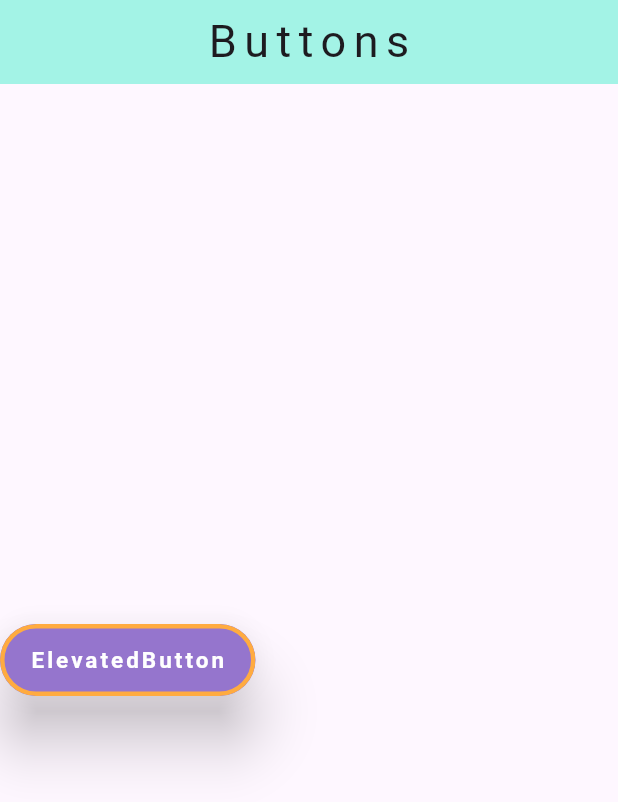
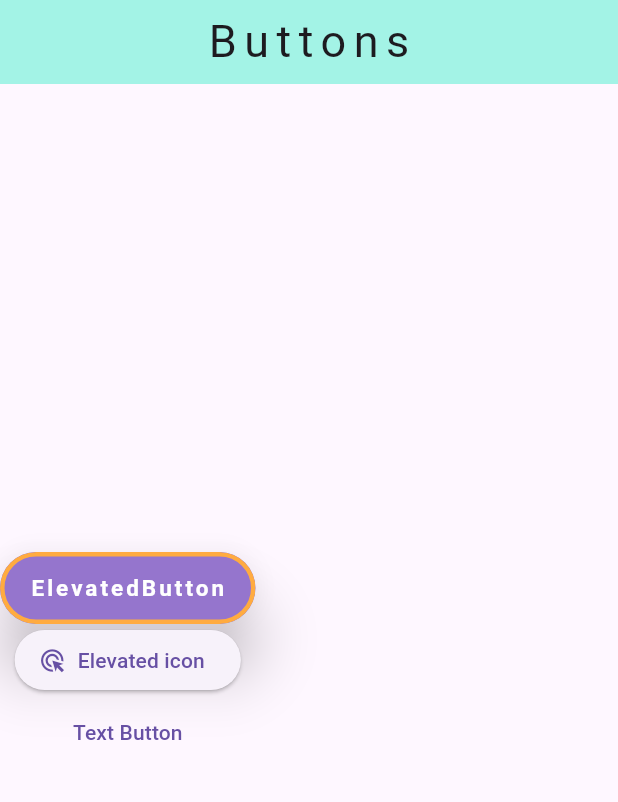
Before and after one commit to Ratndeep1999/buttons, a Flutter app: the screen it shows after launch, on a phone screen of 412 x 824 dp. Shown: the top 802 px of the screen. Run offline on Flutter 3.47's test engine with Material 3 defaults, Android fonts, the light colour scheme and no system bars.

Commit message:
buttons.dart : appbar, elevated button, text button,

```diff
--- a/lib/buttons.dart
+++ b/lib/buttons.dart
@@ -25,7 +25,25 @@ class Buttons extends StatelessWidget {
           mainAxisAlignment: MainAxisAlignment.center,
           children: [
             /// ElevatedButton
-            ElevatedButton(
+            buildElevatedButton(),
+
+            /// Elevated with icon
+            ElevatedButton.icon(
+              onPressed: () {},
+              label: Text('Elevated icon'),
+              icon: Icon(Icons.ads_click),
+            ),
+
+            /// TextButton
+            TextButton(onPressed: () {}, child: Text('Text Button')),
+          ],
+        ),
+      ),
+    );
+  }
+
+  ElevatedButton buildElevatedButton() {
+    return ElevatedButton(
       onPressed: () {
         debugPrint('ElevatedButton');
         // null : disable state
@@ -40,9 +58,7 @@ class Buttons extends StatelessWidget {
         shadowColor: Colors.black,
         elevation: 15,
         padding: EdgeInsets.symmetric(vertical: 15, horizontal: 20),
-                shape: RoundedRectangleBorder(
-                  borderRadius: BorderRadius.circular(50),
-                ),
+        shape: RoundedRectangleBorder(borderRadius: BorderRadius.circular(50)),
         side: BorderSide(width: 3, color: Colors.orangeAccent),
         // splash enable or disable
         // splashFactory: NoSplash.splashFactory
@@ -69,7 +85,7 @@ class Buttons extends StatelessWidget {
       onHover: (isHovering) {
         debugPrint(isHovering ? 'Hovering' : 'Remove Hovering');
       },
-              onLongPress: (){
+      onLongPress: () {
         debugPrint('Long Pressed');
       },
       // for keyboard focus control
@@ -77,10 +93,6 @@ class Buttons extends StatelessWidget {
       // Controls how content is clipped inside the button (e.g. Clip.antiAlias).
       clipBehavior: Clip.antiAlias,
       child: Text('ElevatedButton'),
-            ),
-          ],
-        ),
-      ),
     );
   }
 }
```
Lines whose indentation alone changed are shown as unchanged.
